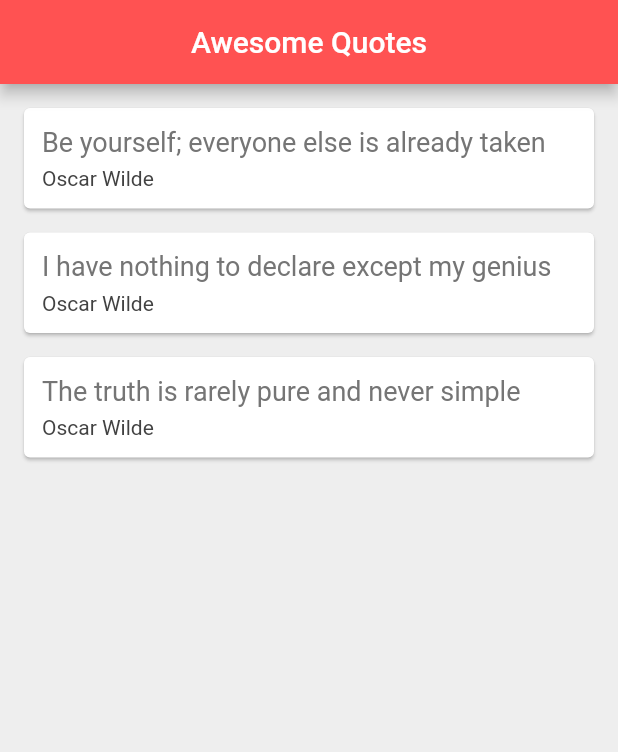
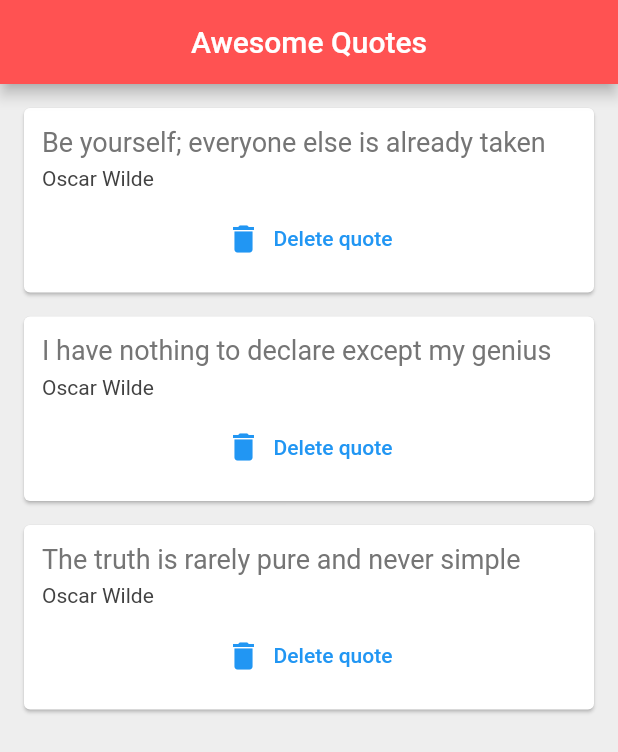
Before and after one commit to zzacong/flutter-tutorial-beginners, a Flutter app: the screen it shows after launch, on a phone screen of 412 x 824 dp. Shown: the top 752 px of the screen. Run offline on Flutter 3.47's test engine with Material 2 defaults, Android fonts, the phone set to English and light mode, and no system bars.

```diff
--- a/lib/main.dart
+++ b/lib/main.dart
@@ -200,7 +200,11 @@ class _QuoteListState extends State<QuoteList> {
         backgroundColor: Colors.redAccent,
       ),
       body: Column(
-        children: quotes.map((quote) => QuoteCard(quote: quote)).toList(),
+        children: quotes
+            .map((quote) => QuoteCard(
+                quote: quote,
+                onDelete: () => setState(() => quotes.remove(quote))))
+            .toList(),
       ),
     );
   }
--- a/lib/quote_card.dart
+++ b/lib/quote_card.dart
@@ -5,7 +5,10 @@ import 'package:my_app/quote.dart';
 
 class QuoteCard extends StatelessWidget {
   final Quote quote;
-  const QuoteCard({Key? key, required this.quote}) : super(key: key);
+  final Function? onDelete;
+
+  const QuoteCard({Key? key, required this.quote, this.onDelete})
+      : super(key: key);
 
   @override
   Widget build(BuildContext context) {
@@ -31,6 +34,12 @@ class QuoteCard extends StatelessWidget {
                 fontSize: 14,
               ),
             ),
+            SizedBox(height: 8),
+            TextButton.icon(
+              onPressed: () => onDelete?.call(),
+              icon: Icon(Icons.delete),
+              label: Text('Delete quote'),
+            )
           ],
         ),
       ),
```
